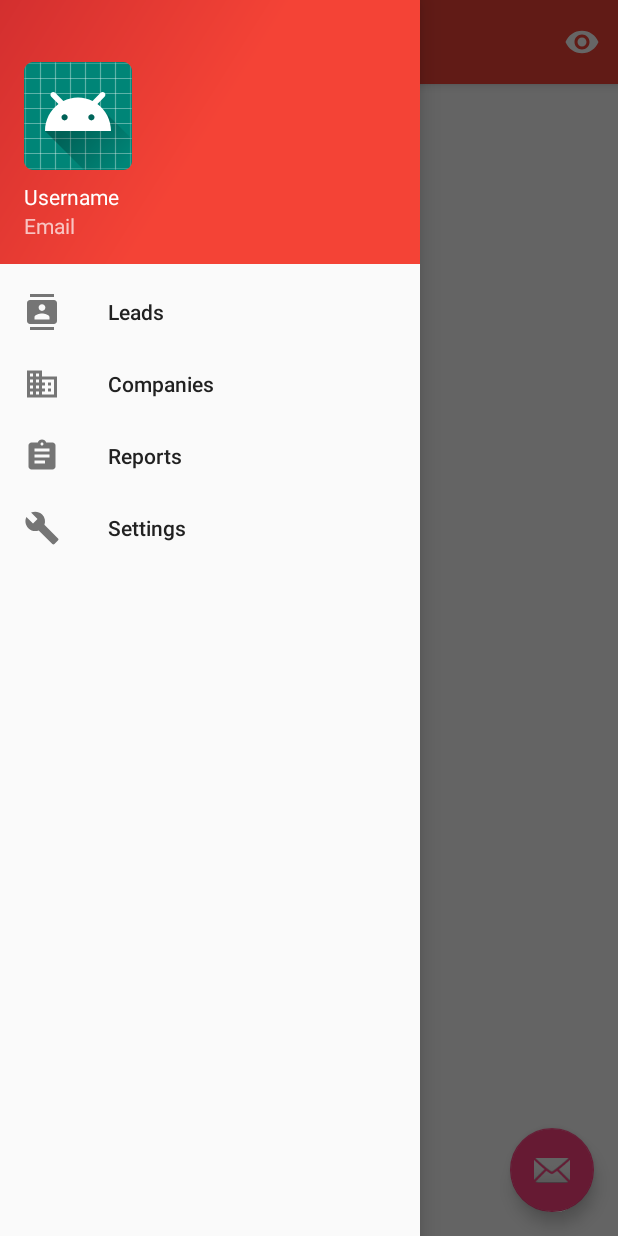
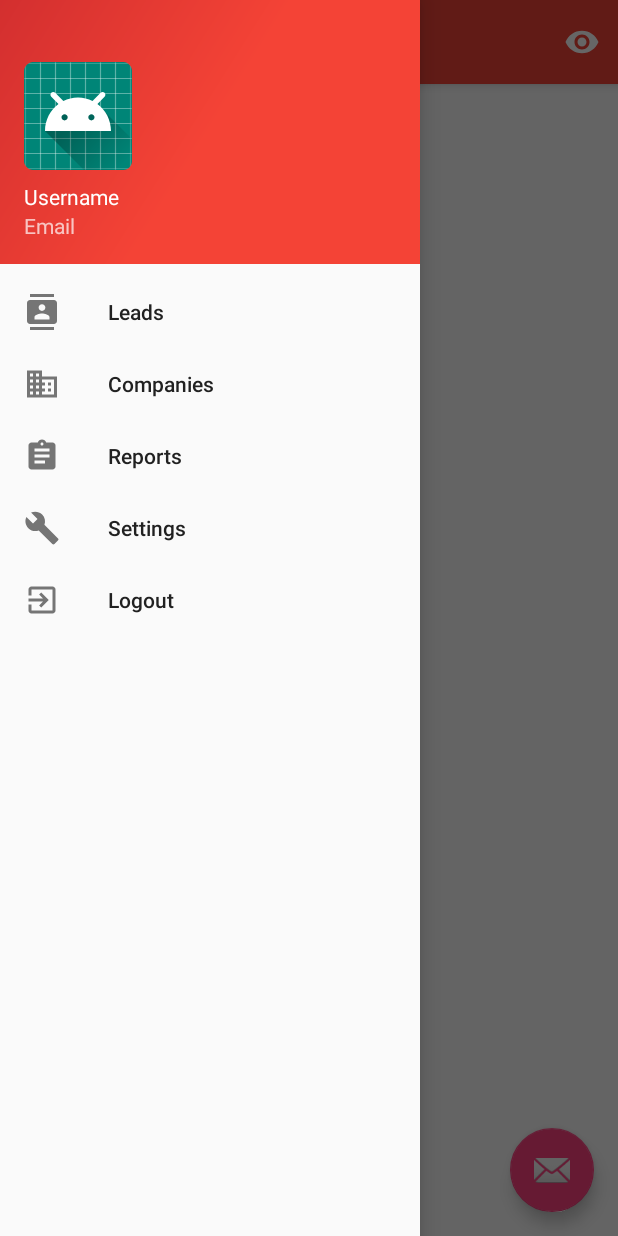
Before and after one commit to Rex-22/sls, an Android app: the MainViewActivity screen opened directly, with no data from a screen before it, with the side drawer open, on a phone screen of 412 x 824 dp. Run offline under Robolectric (Android 15) with nearby library versions, the phone set to English and light mode, and no system bars; our stand-ins replace RxJava; libraries missing offline, so code that uses them is left out: com.jakewharton.retrofit2.

Commit message:
Implemented logout

```diff
--- a/sls-android/app/src/main/AndroidManifest.xml
+++ b/sls-android/app/src/main/AndroidManifest.xml
@@ -10,6 +10,7 @@
     <uses-permission android:name="android.permission.INTERNET" />
 
     <application
+        android:name=".App"
         android:allowBackup="true"
         android:icon="@mipmap/ic_launcher"
         android:label="@string/app_name"
--- a/sls-android/app/src/main/java/sls/ruben/strexleadsystem/view/activity/MainViewActivity.kt
+++ b/sls-android/app/src/main/java/sls/ruben/strexleadsystem/view/activity/MainViewActivity.kt
@@ -1,28 +1,35 @@
 package sls.ruben.strexleadsystem.view.activity
 
+import android.content.Intent
 import android.os.Bundle
 import android.view.Menu
 import android.view.MenuItem
 import androidx.appcompat.app.ActionBarDrawerToggle
 import androidx.appcompat.app.AppCompatActivity
 import androidx.core.view.GravityCompat
+import androidx.lifecycle.ViewModelProviders
 import com.google.android.material.navigation.NavigationView
 import com.google.android.material.snackbar.Snackbar
 import kotlinx.android.synthetic.main.activity_main_view.*
 import kotlinx.android.synthetic.main.app_bar_main_view.*
 import sls.ruben.strexleadsystem.R
+import sls.ruben.strexleadsystem.prefService
 import sls.ruben.strexleadsystem.view.fragment.LeadFragment
 import sls.ruben.strexleadsystem.view.fragment.dummy.DummyContent
+import sls.ruben.strexleadsystem.viewModel.LoginViewModel
 
 class MainViewActivity : AppCompatActivity(), NavigationView.OnNavigationItemSelectedListener, LeadFragment.OnListFragmentInteractionListener {
 
     // This is BAD!!!
     var showAll = false
+    lateinit var loginViewModel: LoginViewModel
 
     override fun onCreate(savedInstanceState: Bundle?) {
         super.onCreate(savedInstanceState)
         setContentView(R.layout.activity_main_view)
         setSupportActionBar(toolbar)
+
+        loginViewModel = ViewModelProviders.of(this).get(LoginViewModel::class.java)
 
         fab.setOnClickListener { view ->
             Snackbar.make(view, "Replace with your own action", Snackbar.LENGTH_LONG)
@@ -77,10 +84,19 @@ class MainViewActivity : AppCompatActivity(), NavigationView.OnNavigationItemSel
             R.id.nav_setting -> {
 
             }
+            R.id.nav_logout -> {
+                loginViewModel.logout()
+                gotoLogin()
+            }
         }
 
         drawer_layout.closeDrawer(GravityCompat.START)
         return true
+    }
+
+    private fun gotoLogin() {
+        startActivity(Intent(this, LoginViewActivity::class.java))
+        finish()
     }
 
     override fun onListFragmentInteraction(item: DummyContent.DummyItem?) {
--- /dev/null
+++ b/sls-android/app/src/main/res/drawable/ic_menu_logout.xml
@@ -0,0 +1,9 @@
+<vector xmlns:android="http://schemas.android.com/apk/res/android"
+        android:width="24dp"
+        android:height="24dp"
+        android:viewportWidth="24.0"
+        android:viewportHeight="24.0">
+    <path
+        android:fillColor="#FF000000"
+        android:pathData="M10.09,15.59L11.5,17l5,-5 -5,-5 -1.41,1.41L12.67,11H3v2h9.67l-2.58,2.59zM19,3H5c-1.11,0 -2,0.9 -2,2v4h2V5h14v14H5v-4H3v4c0,1.1 0.89,2 2,2h14c1.1,0 2,-0.9 2,-2V5c0,-1.1 -0.9,-2 -2,-2z"/>
+</vector>
--- a/sls-android/app/src/main/res/menu/activity_main_view_drawer.xml
+++ b/sls-android/app/src/main/res/menu/activity_main_view_drawer.xml
@@ -20,6 +20,11 @@
             android:id="@+id/nav_setting"
             android:icon="@drawable/ic_menu_settings"
             android:title="@string/action_settings" />
+
+        <item
+            android:id="@+id/nav_logout"
+            android:icon="@drawable/ic_menu_logout"
+            android:title="@string/action_logout" />
     </group>
 
 </menu>
--- a/sls-android/app/src/main/res/values/strings.xml
+++ b/sls-android/app/src/main/res/values/strings.xml
@@ -37,5 +37,6 @@
     <string name="permission_rationale">"Contacts permissions are needed for providing email
         completions."
     </string>
+    <string name="action_logout">Logout</string>
 
 </resources>
```
Also changed, not shown: sls-android/app/src/main/java/sls/ruben/strexleadsystem/view/activity/SplashActivity.kt (+5 -2 lines), sls-android/app/src/main/java/sls/ruben/strexleadsystem/viewModel/LoginViewModel.kt (+10 -0 lines).
